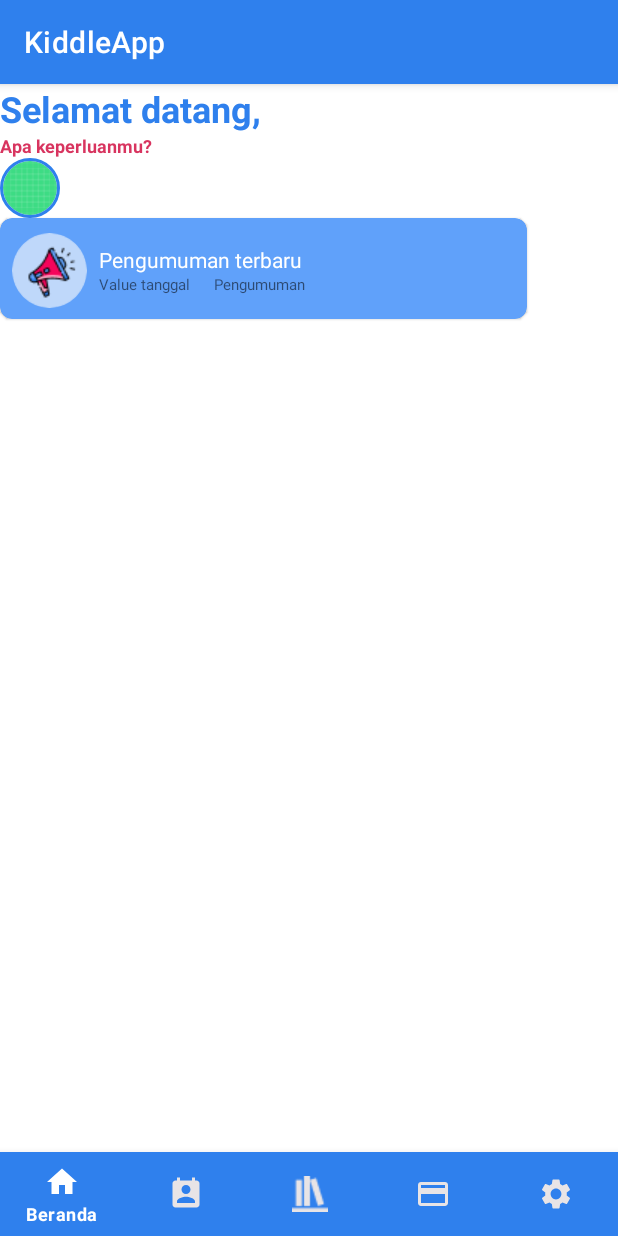
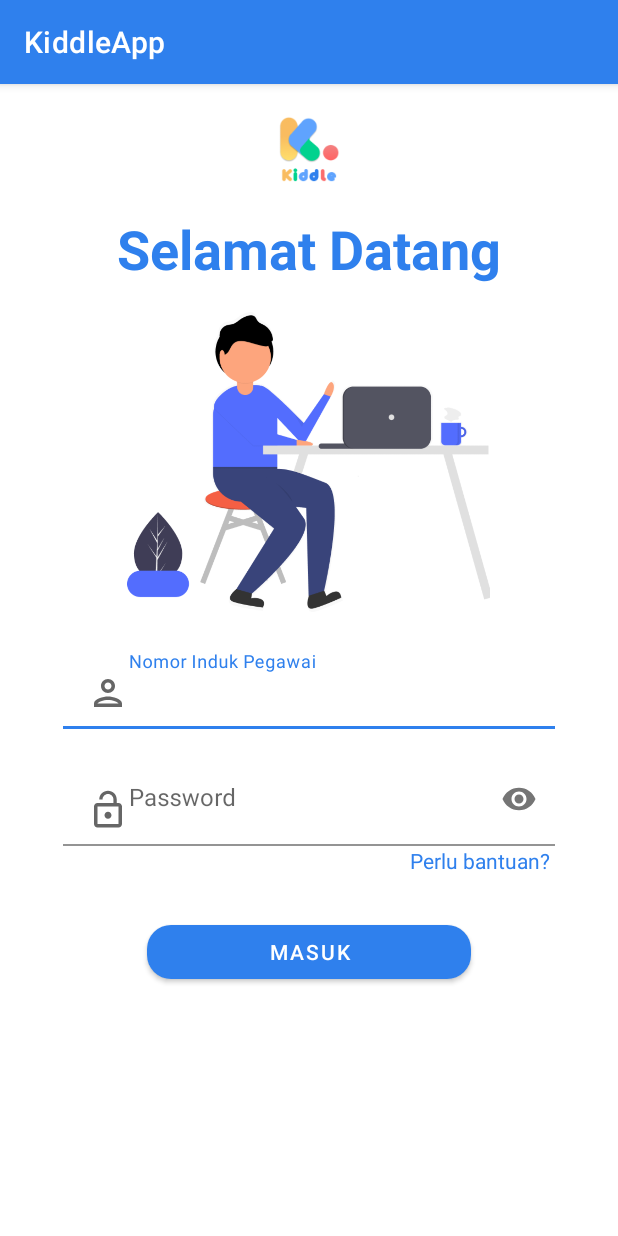
Before and after one commit to alifandartaa/KiddleApp, an Android app: the screen it shows after launch (MainActivity before the commit, LoginActivity after it), on a phone screen of 412 x 824 dp. Run offline under Robolectric (Android 15) with nearby library versions, the phone set to English and light mode, and no system bars.

Commit message:
add layout splash and login

```diff
--- a/app/build.gradle
+++ b/app/build.gradle
@@ -30,6 +30,7 @@ dependencies {
     implementation 'androidx.core:core-ktx:1.3.0'
     implementation 'androidx.appcompat:appcompat:1.1.0'
     implementation 'androidx.constraintlayout:constraintlayout:1.1.3'
+    implementation 'androidx.legacy:legacy-support-v4:1.0.0'
     testImplementation 'junit:junit:4.12'
     androidTestImplementation 'androidx.test.ext:junit:1.1.1'
     androidTestImplementation 'androidx.test.espresso:espresso-core:3.2.0'
--- a/app/src/main/AndroidManifest.xml
+++ b/app/src/main/AndroidManifest.xml
@@ -9,13 +9,17 @@
         android:roundIcon="@mipmap/ic_launcher_round"
         android:supportsRtl="true"
         android:theme="@style/AppTheme">
-        <activity android:name=".MainActivity">
+        <activity android:name=".SplashActivity">
             <intent-filter>
                 <action android:name="android.intent.action.MAIN" />
 
                 <category android:name="android.intent.category.LAUNCHER" />
             </intent-filter>
         </activity>
+        <activity android:name=".LoginActivity">
+
+        </activity>
+        <activity android:name=".MainActivity"></activity>
     </application>
 
 </manifest>
--- /dev/null
+++ b/app/src/main/java/com/example/kiddleapp/LoginActivity.kt
@@ -0,0 +1,11 @@
+package com.example.kiddleapp
+
+import android.os.Bundle
+import androidx.appcompat.app.AppCompatActivity
+
+class LoginActivity : AppCompatActivity() {
+    override fun onCreate(savedInstanceState: Bundle?) {
+        super.onCreate(savedInstanceState)
+        setContentView(R.layout.activity_login)
+    }
+}
--- /dev/null
+++ b/app/src/main/java/com/example/kiddleapp/SplashActivity.kt
@@ -0,0 +1,26 @@
+package com.example.kiddleapp
+
+import android.content.Intent
+import android.os.Bundle
+import android.os.Handler
+import androidx.appcompat.app.AppCompatActivity
+
+
+class SplashActivity : AppCompatActivity() {
+
+    lateinit var handler: Handler
+
+    override fun onCreate(savedInstanceState: Bundle?) {
+        super.onCreate(savedInstanceState)
+        setContentView(R.layout.activity_splash)
+
+        handler = Handler()
+        handler.postDelayed({
+            val intent = Intent(this@SplashActivity, LoginActivity::class.java)
+            startActivity(intent)
+            finish()
+        }, 5000)
+
+        supportActionBar?.hide()
+    }
+}
--- /dev/null
+++ b/app/src/main/res/drawable/ic_nip_black.xml
@@ -0,0 +1,10 @@
+<vector xmlns:android="http://schemas.android.com/apk/res/android"
+    android:width="28dp"
+    android:height="28dp"
+    android:tint="?attr/colorControlNormal"
+    android:viewportWidth="24"
+    android:viewportHeight="24">
+  <path
+      android:fillColor="@android:color/white"
+      android:pathData="M12,6c1.1,0 2,0.9 2,2s-0.9,2 -2,2 -2,-0.9 -2,-2 0.9,-2 2,-2m0,10c2.7,0 5.8,1.29 6,2L6,18c0.23,-0.72 3.31,-2 6,-2m0,-12C9.79,4 8,5.79 8,8s1.79,4 4,4 4,-1.79 4,-4 -1.79,-4 -4,-4zM12,14c-2.67,0 -8,1.34 -8,4v2h16v-2c0,-2.66 -5.33,-4 -8,-4z" />
+</vector>
--- /dev/null
+++ b/app/src/main/res/drawable/ic_password_black.xml
@@ -0,0 +1,10 @@
+<vector xmlns:android="http://schemas.android.com/apk/res/android"
+    android:width="28dp"
+    android:height="28dp"
+    android:tint="?attr/colorControlNormal"
+    android:viewportWidth="24"
+    android:viewportHeight="24">
+    <path
+        android:fillColor="@android:color/white"
+        android:pathData="M12,17c1.1,0 2,-0.9 2,-2s-0.9,-2 -2,-2 -2,0.9 -2,2 0.9,2 2,2zM18,8h-1L17,6c0,-2.76 -2.24,-5 -5,-5S7,3.24 7,6h1.9c0,-1.71 1.39,-3.1 3.1,-3.1 1.71,0 3.1,1.39 3.1,3.1v2L6,8c-1.1,0 -2,0.9 -2,2v10c0,1.1 0.9,2 2,2h12c1.1,0 2,-0.9 2,-2L20,10c0,-1.1 -0.9,-2 -2,-2zM18,20L6,20L6,10h12v10z" />
+</vector>
--- /dev/null
+++ b/app/src/main/res/layout/activity_login.xml
@@ -0,0 +1,85 @@
+<?xml version="1.0" encoding="utf-8"?>
+<LinearLayout xmlns:android="http://schemas.android.com/apk/res/android"
+    xmlns:app="http://schemas.android.com/apk/res-auto"
+    xmlns:tools="http://schemas.android.com/tools"
+    android:layout_width="match_parent"
+    android:layout_height="match_parent"
+    android:orientation="vertical"
+    tools:context=".LoginActivity">
+
+    <ImageView
+        android:layout_width="85dp"
+        android:layout_height="85dp"
+        android:layout_gravity="center_horizontal"
+        android:contentDescription="@string/image_icon_kiddle"
+        android:src="@drawable/kiddle_icon" />
+
+    <com.google.android.material.textview.MaterialTextView
+        android:layout_width="wrap_content"
+        android:layout_height="wrap_content"
+        android:layout_gravity="center_horizontal"
+        android:text="@string/selamat_datang_login"
+        android:textColor="@color/colorPrimary"
+        android:textSize="36sp"
+        android:textStyle="bold" />
+
+    <ImageView
+        android:layout_width="250dp"
+        android:layout_height="200dp"
+        android:layout_gravity="center_horizontal"
+        android:layout_marginTop="18dp"
+        android:contentDescription="@string/image_illustration_login_admin"
+        android:src="@drawable/hello_login_illu" />
+
+    <com.google.android.material.textfield.TextInputLayout
+        android:layout_width="match_parent"
+        android:layout_height="wrap_content">
+
+        <com.google.android.material.textfield.TextInputEditText
+            android:id="@+id/et_nip_admin"
+            android:layout_width="328dp"
+            android:layout_height="match_parent"
+            android:layout_gravity="center_horizontal"
+            android:layout_marginTop="16dp"
+            android:background="@color/colorWhite"
+            android:drawableStart="@drawable/ic_nip_black"
+            android:hint="@string/nomor_induk_pegawai"
+            android:inputType="number" />
+
+    </com.google.android.material.textfield.TextInputLayout>
+
+    <com.google.android.material.textfield.TextInputLayout
+        android:layout_width="match_parent"
+        android:layout_height="wrap_content"
+        app:passwordToggleEnabled="true">
+
+        <com.google.android.material.textfield.TextInputEditText
+            android:id="@+id/et_password_admin"
+            android:layout_width="328dp"
+            android:layout_height="match_parent"
+            android:layout_gravity="center_horizontal"
+            android:layout_marginTop="16dp"
+            android:background="@color/colorWhite"
+            android:drawableStart="@drawable/ic_password_black"
+            android:hint="@string/password"
+            android:inputType="textPassword" />
+
+    </com.google.android.material.textfield.TextInputLayout>
+
+    <com.google.android.material.textview.MaterialTextView
+        android:id="@+id/tv_bantuan_login_admin"
+        android:layout_width="wrap_content"
+        android:layout_height="wrap_content"
+        android:layout_gravity="end"
+        android:layout_marginEnd="45dp"
+        android:text="@string/perlu_bantuan"
+        android:textColor="@color/colorPrimary" />
+
+    <com.google.android.material.button.MaterialButton
+        android:layout_width="216dp"
+        android:layout_height="wrap_content"
+        android:layout_gravity="center_horizontal"
+        android:layout_marginTop="27dp"
+        android:text="@string/masuk"
+        app:cornerRadius="16dp" />
+</LinearLayout>
--- a/app/src/main/res/layout/activity_main.xml
+++ b/app/src/main/res/layout/activity_main.xml
@@ -87,11 +87,15 @@
                     android:textSize="10sp"
                     android:layout_toRightOf="@id/tv_tanggal_item"
                     android:layout_marginLeft="16dp"
-                    android:layout_below="@id/tv_judul_item"/>
+                    android:layout_below="@id/tv_judul_item" />
 
             </RelativeLayout>
 
         </com.google.android.material.card.MaterialCardView>
+
+        <androidx.appcompat.widget.SearchView
+            android:layout_width="match_parent"
+            android:layout_height="wrap_content" />
 
     </LinearLayout>
 
--- /dev/null
+++ b/app/src/main/res/layout/activity_splash.xml
@@ -0,0 +1,19 @@
+<?xml version="1.0" encoding="utf-8"?>
+<androidx.constraintlayout.widget.ConstraintLayout xmlns:android="http://schemas.android.com/apk/res/android"
+    xmlns:app="http://schemas.android.com/apk/res-auto"
+    xmlns:tools="http://schemas.android.com/tools"
+    android:layout_width="match_parent"
+    android:layout_height="match_parent"
+    android:orientation="vertical"
+    tools:context=".SplashActivity">
+
+    <ImageView
+        android:layout_width="300dp"
+        android:layout_height="300dp"
+        android:src="@drawable/kiddle_icon"
+        app:layout_constraintBottom_toBottomOf="parent"
+        app:layout_constraintEnd_toEndOf="parent"
+        app:layout_constraintStart_toStartOf="parent"
+        app:layout_constraintTop_toTopOf="parent" />
+
+</androidx.constraintlayout.widget.ConstraintLayout>
--- a/app/src/main/res/values/strings.xml
+++ b/app/src/main/res/values/strings.xml
@@ -22,4 +22,13 @@
     <string name="orang_tua">Orang Tua</string>
     <string name="semester">Semester</string>
     <string name="rapor">Rapor</string>
+    <!-- TODO: Remove or change this placeholder text -->
+    <string name="hello_blank_fragment">Hello blank fragment</string>
+    <string name="selamat_datang_login">Selamat Datang</string>
+    <string name="nomor_induk_pegawai">Nomor Induk Pegawai</string>
+    <string name="password">Password</string>
+    <string name="perlu_bantuan">Perlu bantuan?</string>
+    <string name="image_icon_kiddle">Image Icon Kiddle</string>
+    <string name="image_illustration_login_admin">Image Illustration Login Admin</string>
+    <string name="masuk">MASUK</string>
 </resources>
```
Also changed, not shown: app/src/main/res/drawable-v24/hello_login_illu.png (added), app/src/main/res/drawable-v24/kiddle_icon.png (added).
